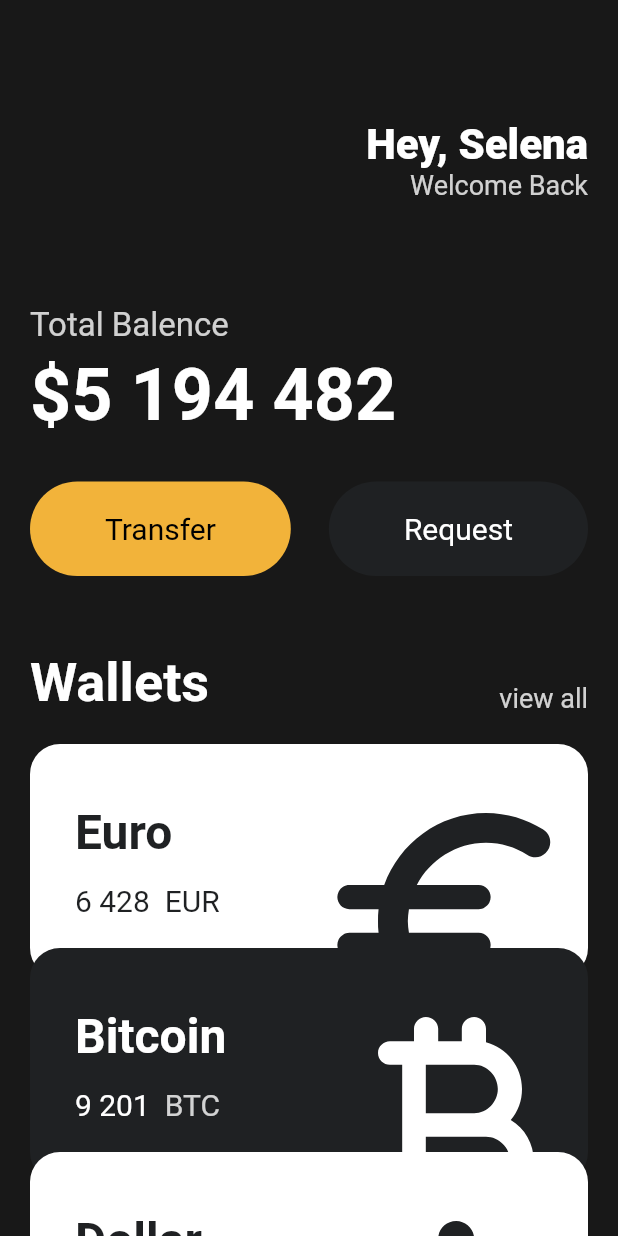
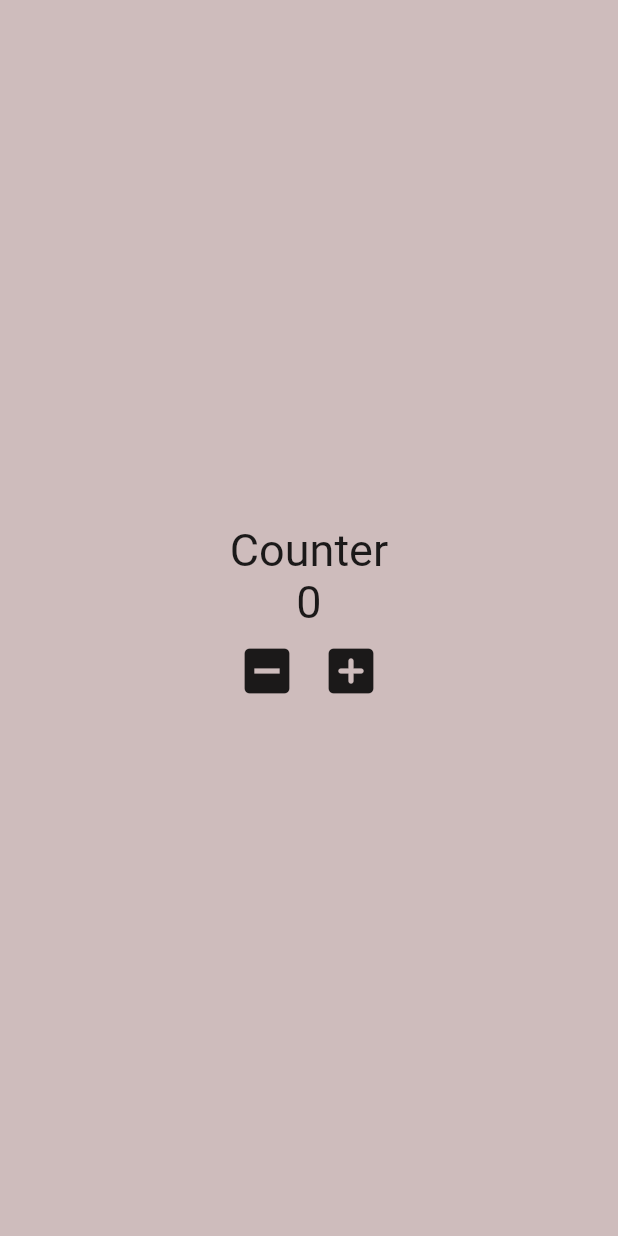
Before and after one commit to Jinwook-Song/toonflix, a Flutter app: the screen it shows after launch, on a phone screen of 412 x 824 dp. Run offline on Flutter 3.47's test engine with Material 2 defaults, Android fonts, the phone set to English and light mode, and no system bars.

```diff
--- a/lib/main.dart
+++ b/lib/main.dart
@@ -1,144 +1,73 @@
 import 'package:flutter/material.dart';
-import 'package:toonflix/widgets/Button.dart';
-import 'package:toonflix/widgets/currency_card.dart';
+
+enum CalcMethod { plus, minus }
 
 void main() {
   runApp(App());
 }
 
-class App extends StatelessWidget {
+class App extends StatefulWidget {
+  @override
+  State<App> createState() => _AppState();
+}
+
+class _AppState extends State<App> {
+  int counter = 0;
+
+  void handleCounter(CalcMethod method) {
+    switch (method) {
+      case CalcMethod.plus:
+        setState(() {
+          counter++;
+        });
+        break;
+      case CalcMethod.minus:
+        // modify
+        counter--;
+        // notify to flutter
+        setState(() {});
+        break;
+    }
+  }
+
   @override
   Widget build(BuildContext context) {
     return MaterialApp(
         home: Scaffold(
-      backgroundColor: const Color(0xFF181818),
-      body: SingleChildScrollView(
-        child: Padding(
-          padding: const EdgeInsets.symmetric(
-            horizontal: 20,
-          ),
+      backgroundColor: const Color.fromARGB(255, 206, 188, 188),
+      body: Center(
           child: Column(
-            crossAxisAlignment: CrossAxisAlignment.start,
-            children: [
-              const SizedBox(
-                height: 80,
-              ),
-              Row(
-                mainAxisAlignment: MainAxisAlignment.end,
-                children: [
-                  Column(
-                    crossAxisAlignment: CrossAxisAlignment.end,
+        mainAxisAlignment: MainAxisAlignment.center,
         children: [
           const Text(
-                        'Hey, Selena',
+            'Counter',
             style: TextStyle(
-                          color: Colors.white,
-                          fontSize: 28,
-                          fontWeight: FontWeight.w800,
+              fontSize: 30,
             ),
           ),
           Text(
-                        'Welcome Back',
-                        style: TextStyle(
-                          fontSize: 18,
-                          color: Colors.white.withOpacity(0.8),
+            '$counter',
+            style: const TextStyle(
+              fontSize: 30,
             ),
-                      )
+          ),
+          Row(
+            mainAxisAlignment: MainAxisAlignment.center,
+            children: [
+              IconButton(
+                iconSize: 40,
+                onPressed: () => handleCounter(CalcMethod.minus),
+                icon: const Icon(Icons.indeterminate_check_box),
+              ),
+              IconButton(
+                iconSize: 40,
+                onPressed: () => handleCounter(CalcMethod.plus),
+                icon: const Icon(Icons.add_box_rounded),
+              ),
             ],
           )
         ],
-              ),
-              const SizedBox(
-                height: 70,
-              ),
-              Text(
-                'Total Balence',
-                style: TextStyle(
-                  fontSize: 22,
-                  color: Colors.white.withOpacity(0.8),
-                ),
-              ),
-              const SizedBox(
-                height: 5,
-              ),
-              const Text(
-                '\$5 194 482',
-                style: TextStyle(
-                  fontSize: 48,
-                  fontWeight: FontWeight.w600,
-                  color: Colors.white,
-                ),
-              ),
-              const SizedBox(
-                height: 30,
-              ),
-              Row(
-                mainAxisAlignment: MainAxisAlignment.spaceBetween,
-                children: const [
-                  Button(
-                    text: 'Transfer',
-                    bgColor: Color(0xFFF2B33A),
-                    textColor: Colors.black,
-                  ),
-                  Button(
-                    text: 'Request',
-                    bgColor: Color(0xFF1F2123),
-                    textColor: Colors.white,
-                  ),
-                ],
-              ),
-              const SizedBox(
-                height: 50,
-              ),
-              Row(
-                mainAxisAlignment: MainAxisAlignment.spaceBetween,
-                crossAxisAlignment: CrossAxisAlignment.end,
-                children: [
-                  const Text(
-                    'Wallets',
-                    style: TextStyle(
-                      color: Colors.white,
-                      fontSize: 36,
-                      fontWeight: FontWeight.w600,
-                    ),
-                  ),
-                  Text(
-                    'view all',
-                    style: TextStyle(
-                      color: Colors.white.withOpacity(0.8),
-                      fontSize: 18,
-                    ),
-                  )
-                ],
-              ),
-              const SizedBox(
-                height: 20,
-              ),
-              const CurrencyCard(
-                name: 'Euro',
-                code: 'EUR',
-                amount: '6 428',
-                icon: Icons.euro_rounded,
-                index: 0,
-              ),
-              const CurrencyCard(
-                name: 'Bitcoin',
-                code: 'BTC',
-                amount: '9 201',
-                icon: Icons.currency_bitcoin_rounded,
-                index: 1,
-              ),
-              const CurrencyCard(
-                name: 'Dollar',
-                code: 'USD',
-                amount: '6 302',
-                icon: Icons.money_off_rounded,
-                index: 2,
-              ),
-            ],
-          ),
-        ),
-      ),
+      )),
     ));
   }
 }
```
Also changed, not shown: 1 other file. Lines whose indentation alone changed are shown as unchanged.
